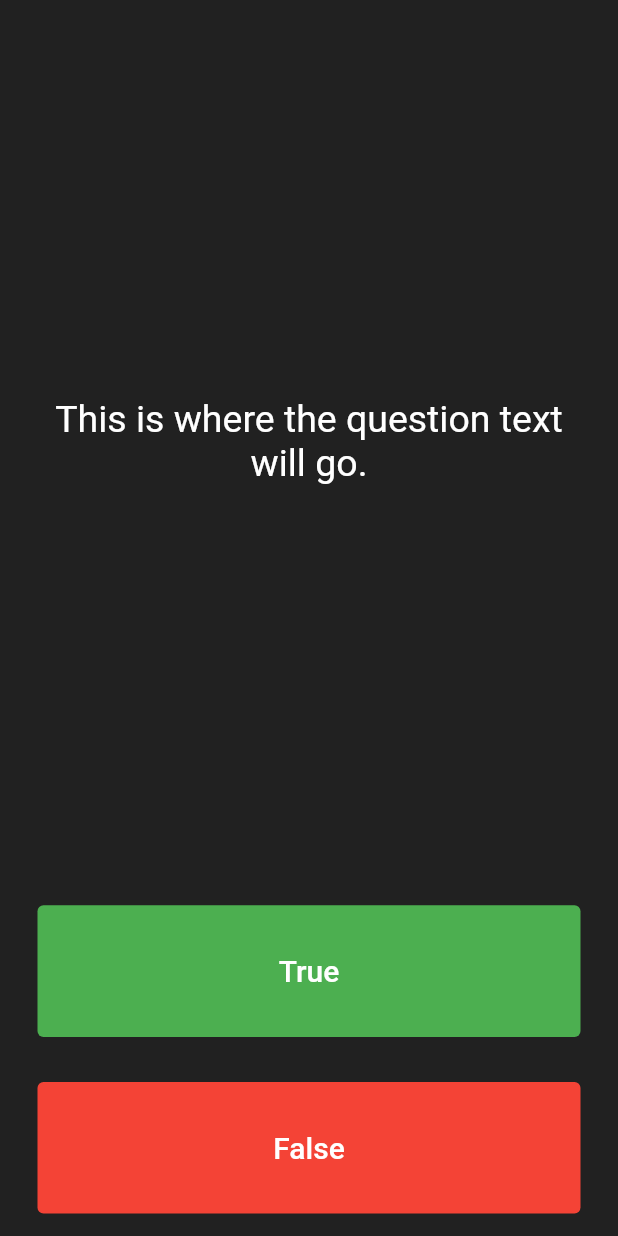
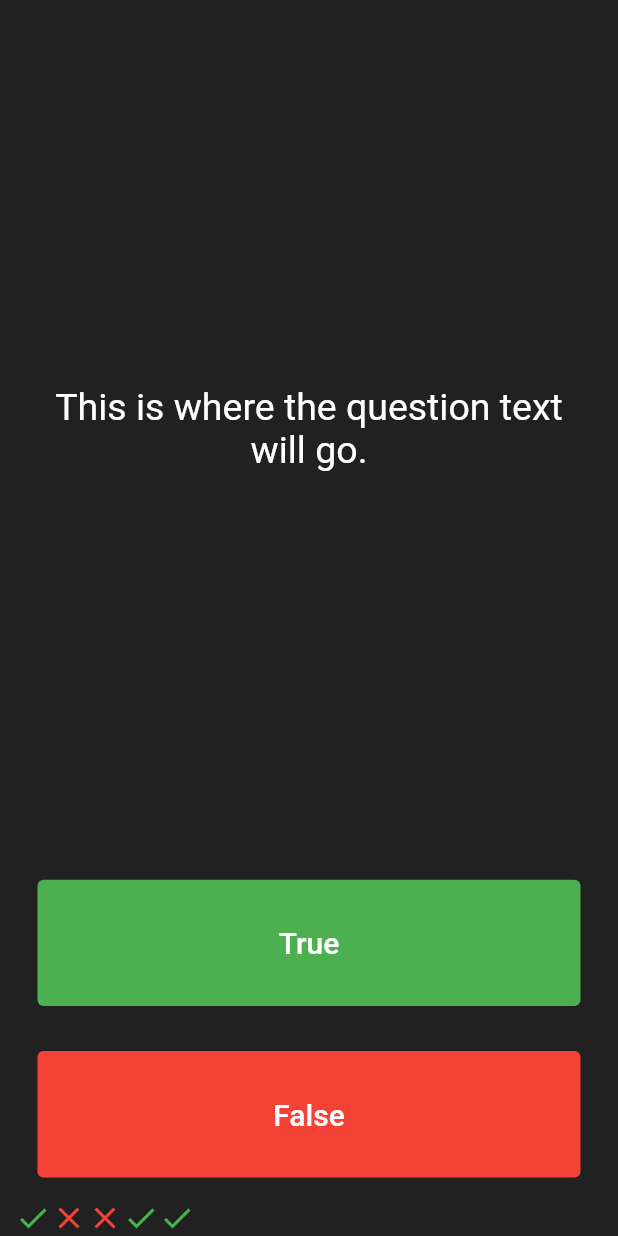
Before and after one commit to kawarimidoll/flutter_course_quizzler, a Flutter app: the screen it shows after launch, after a tap on "True", on a phone screen of 412 x 824 dp. Run offline on Flutter 3.47's test engine with Material 2 defaults, Android fonts, the phone set to English and light mode, and no system bars.

Commit message:
add scoreKeeper

```diff
--- a/lib/main.dart
+++ b/lib/main.dart
@@ -25,7 +25,12 @@ class QuizPage extends StatefulWidget {
   _QuizPageState createState() => _QuizPageState();
 }
 
+Icon okIcon = Icon(Icons.check, color: Colors.green);
+Icon ngIcon = Icon(Icons.close, color: Colors.red);
+
 class _QuizPageState extends State<QuizPage> {
+  List<Icon> scoreKeeper = [okIcon, ngIcon, ngIcon, okIcon];
+
   @override
   Widget build(BuildContext context) {
     return Column(
@@ -63,6 +68,9 @@ class _QuizPageState extends State<QuizPage> {
                 ),
               ),
               onPressed: () {
+                setState(() {
+                  scoreKeeper.add(okIcon);
+                });
                 //The user picked true.
               },
             ),
@@ -84,10 +92,16 @@ class _QuizPageState extends State<QuizPage> {
               ),
               onPressed: () {
                 //The user picked false.
+                setState(() {
+                  scoreKeeper.add(ngIcon);
+                });
               },
             ),
           ),
         ),
+        Row(
+          children: scoreKeeper,
+        )
         //TODO: Add a Row here as your score keeper
       ],
     );
```
